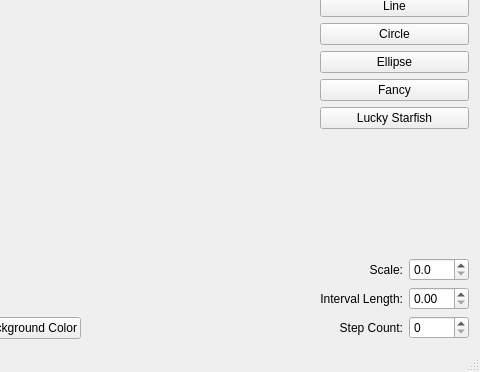
ZingFreelancer/QtCurvesCPP, file mainwindow.ui: the form before one commit; both pictures show x 120 to 600 and y 128 to 500 of the 600 by 500 pixel window.
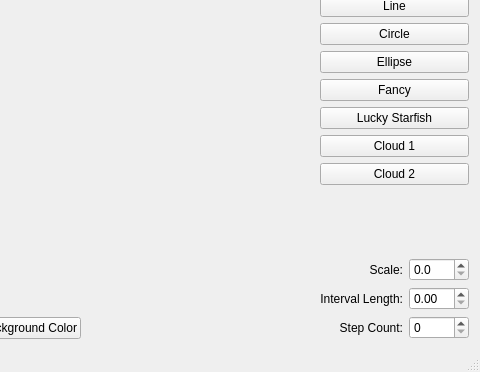
The form after the commit. Custom widgets are drawn as their Qt base class.

Commit message: Added Cloud shapes to the program.

```diff
--- a/mainwindow.ui
+++ b/mainwindow.ui
@@ -149,6 +149,20 @@
         </property>
        </widget>
       </item>
+      <item>
+       <widget class="QPushButton" name="btn_cloud">
+        <property name="text">
+         <string>Cloud 1</string>
+        </property>
+       </widget>
+      </item>
+      <item>
+       <widget class="QPushButton" name="btn_cloud2">
+        <property name="text">
+         <string>Cloud 2</string>
+        </property>
+       </widget>
+      </item>
       <item>
        <spacer name="verticalSpacer_2">
         <property name="orientation">
```
The commit also changes 4 other files.
